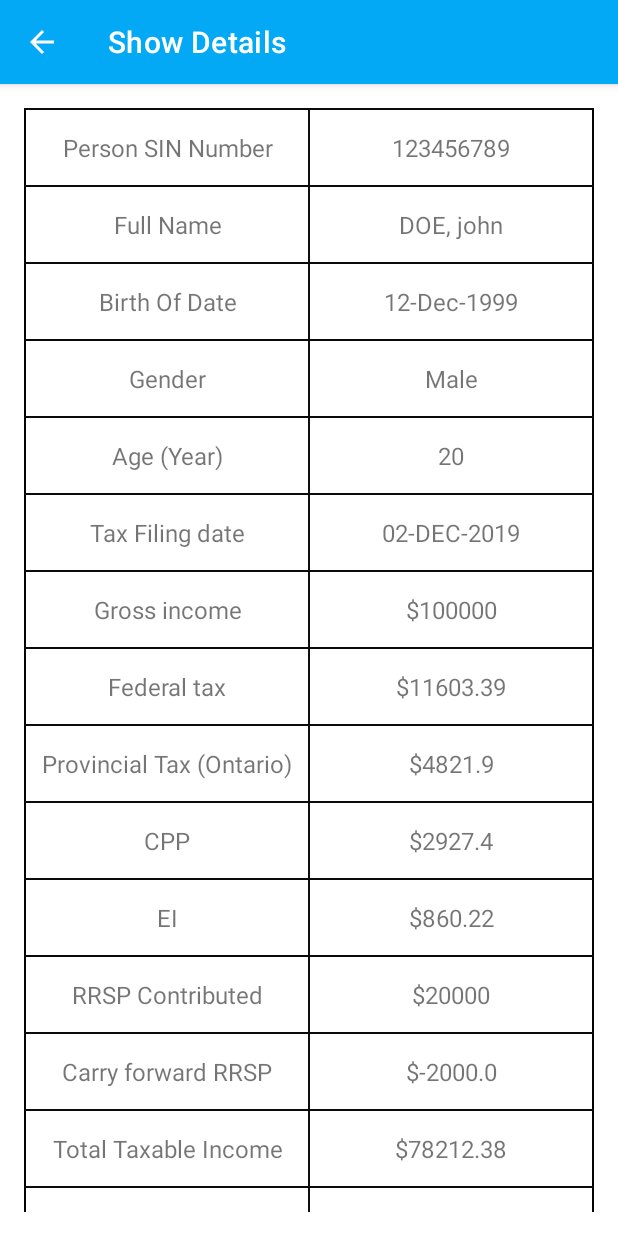
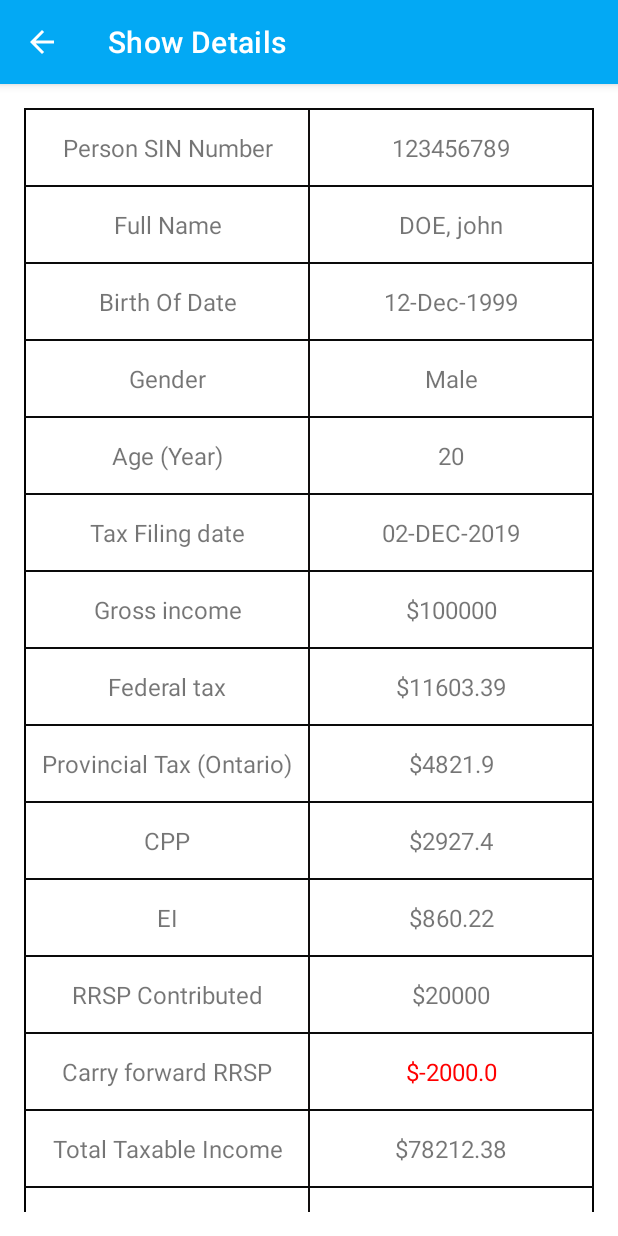
Before and after one commit to RamaniOS/C0761706_F2019_MAD3125_MidTerm, an Android app: the screen it shows after launch (ShowDetailActivity), after a tap on "123456789", on a phone screen of 412 x 824 dp. Run offline under Robolectric (Android 15) with nearby library versions, the phone set to English and light mode, and no system bars; Roboto replaces fonts that are not available here.

Commit message:
Able to show rrsp forward in red color.

```diff
--- a/app/src/main/java/com/example/c0761706_f2019_mad3125_midterm/Adapter/DetailAdapter.java
+++ b/app/src/main/java/com/example/c0761706_f2019_mad3125_midterm/Adapter/DetailAdapter.java
@@ -1,5 +1,7 @@
 package com.example.c0761706_f2019_mad3125_midterm.Adapter;
 
+import android.graphics.Color;
+import android.util.Log;
 import android.view.LayoutInflater;
 import android.view.View;
 import android.view.ViewGroup;
@@ -38,6 +40,17 @@ public class DetailAdapter extends RecyclerView.Adapter<DetailAdapter.DetailView
         if ((detail.getValue() == null) && detail.getValue().trim().length() == 0) return;
         holder.txtKey.setText(detail.getKey());
         holder.txtValue.setText(detail.getValue());
+        Log.d("Model", detail.getKey());
+        if (detail.getKey().toLowerCase().equalsIgnoreCase("Carry forward RRSP")) {
+            Log.d("Inside", "If");
+            double value = Double.parseDouble(detail.getValue().replace("$", ""));
+            if (value < 0) {
+                Log.d("Inside", "another if");
+                holder.txtValue.setTextColor(Color.RED);
+            } else {
+                holder.txtValue.setTextColor(Color.BLACK);
+            }
+        }
     }
 
     @Override
```
